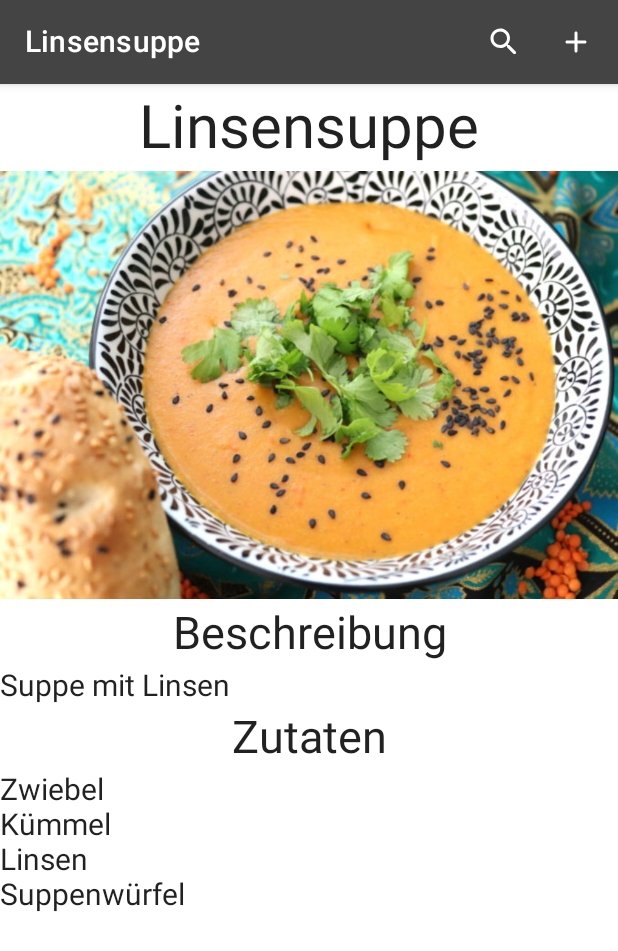
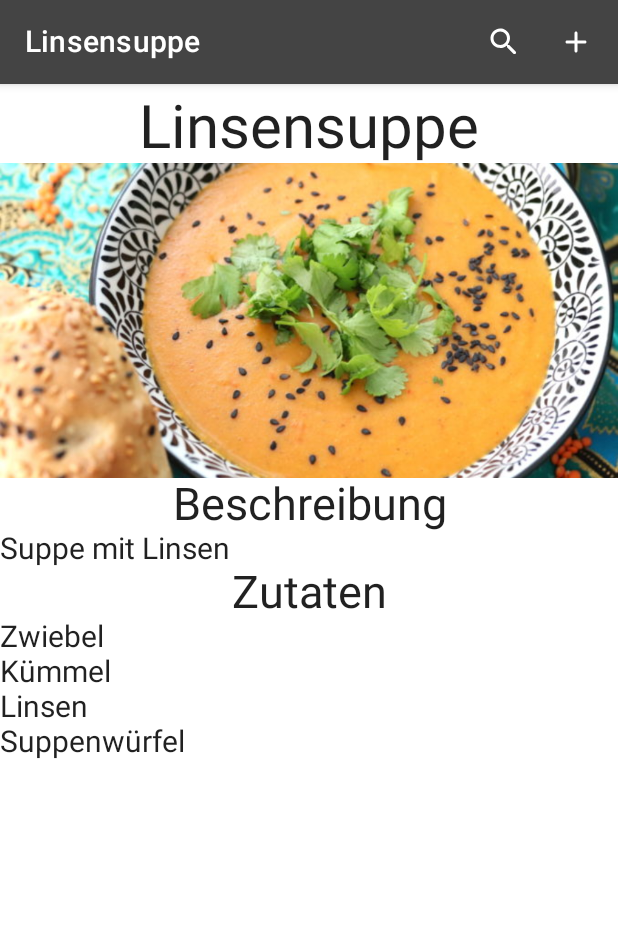
Before and after one commit to MothHunter/YummyNotes, an Android app built with Jetpack Compose: the screen it shows after launch (MainActivity), after a tap on an icon or button, on a phone screen of 412 x 824 dp. Shown: the top 951 px of the screen. Run offline under Robolectric (Android 15) with nearby library versions, the phone set to English and light mode, and no system bars.

Commit message:
RecipeScreen

```diff
--- a/app/src/main/java/com/example/yummynotes/screens/RecipeScreen.kt
+++ b/app/src/main/java/com/example/yummynotes/screens/RecipeScreen.kt
@@ -1,10 +1,11 @@
 package com.example.yummynotes.screens
 
 import androidx.compose.foundation.Image
-import androidx.compose.foundation.layout.Arrangement
-import androidx.compose.foundation.layout.Column
-import androidx.compose.foundation.layout.fillMaxWidth
+import androidx.compose.foundation.gestures.rememberScrollableState
+import androidx.compose.foundation.gestures.scrollable
+import androidx.compose.foundation.layout.*
 import androidx.compose.foundation.lazy.LazyColumn
+import androidx.compose.foundation.rememberScrollState
 import androidx.compose.foundation.verticalScroll
 import androidx.compose.material.Text
 import androidx.compose.runtime.Composable
@@ -23,19 +24,27 @@ import com.example.yummynotes.widgets.TopNavigationBar
 
 @Composable
 fun RecipeScreen(navController: NavController, viewModel: RecipeViewModel, recipeID: Int) {
+
     val recipe = viewModel.getRecipeByID(recipeID)
-
 
     Column(modifier = Modifier.fillMaxWidth(),
     verticalArrangement = Arrangement.spacedBy(5.dp)){
         TopNavigationBar(recipe.title, navController)
+        Box {
+            Column(
+                modifier = Modifier
+                    .fillMaxWidth()
+                    .verticalScroll(rememberScrollState()),
+            ) {
                 Text(text =recipe.title,
                     fontSize = 40.sp,
                     textAlign = TextAlign.Center,
                     modifier = Modifier.fillMaxWidth())
                 Image(painter = painterResource(id = recipe.images[0]),
                     contentDescription = "Bild von ${recipe.title}",
-        contentScale = ContentScale.FillWidth)
+                    contentScale = ContentScale.Crop,
+                            modifier = Modifier.fillMaxWidth()
+                                .height(210.dp))
                 Text(text = "Beschreibung",
                     fontSize = 30.sp,
                     textAlign = TextAlign.Center,
@@ -51,5 +60,6 @@ fun RecipeScreen(navController: NavController, viewModel: RecipeViewModel, recip
                     fontSize = 20.sp,
                     modifier = Modifier.fillMaxWidth())
             }
-
         }
+    }
+}
```
Lines whose indentation alone changed are shown as unchanged.
